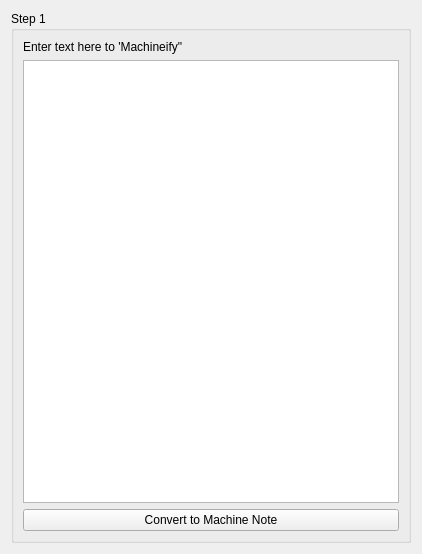
First picture: the form in ui/gui.ui, repository JohnCiubuc/MAENI-note-to-docx, before the edit.
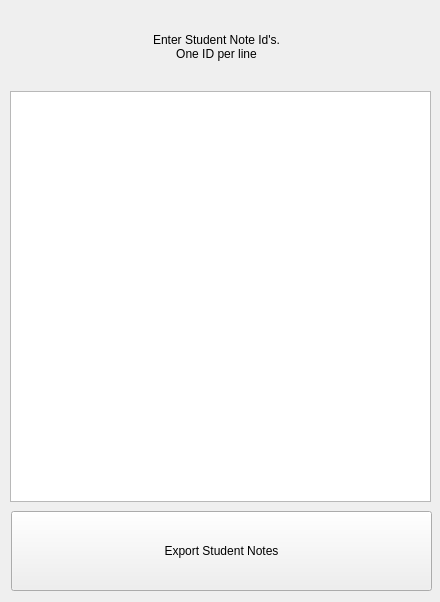
Second picture: the form after the edit.

Patch:
```diff
--- a/ui/gui.ui
+++ b/ui/gui.ui
@@ -6,41 +6,59 @@
    <rect>
     <x>0</x>
     <y>0</y>
-    <width>422</width>
-    <height>554</height>
+    <width>440</width>
+    <height>602</height>
    </rect>
   </property>
   <property name="windowTitle">
    <string>Form</string>
   </property>
-  <layout class="QGridLayout" name="gridLayout">
-   <item row="0" column="0">
-    <widget class="QGroupBox" name="groupBox">
-     <property name="title">
-      <string>Step 1</string>
-     </property>
-     <layout class="QGridLayout" name="gridLayout_2">
-      <item row="1" column="0">
-       <widget class="QPlainTextEdit" name="plainTextEdit"/>
-      </item>
-      <item row="0" column="0">
        <widget class="QLabel" name="label">
+   <property name="geometry">
+    <rect>
+     <x>11</x>
+     <y>11</y>
+     <width>411</width>
+     <height>71</height>
+    </rect>
+   </property>
         <property name="text">
-         <string>Enter text here to 'Machineify&quot;</string>
-        </property>
-       </widget>
-      </item>
-      <item row="2" column="0">
+    <string>Enter Student Note Id's.
+One ID per line</string>
+   </property>
+   <property name="alignment">
+    <set>Qt::AlignCenter</set>
+   </property>
+  </widget>
+  <widget class="QPlainTextEdit" name="plainTextEdit">
+   <property name="geometry">
+    <rect>
+     <x>10</x>
+     <y>91</y>
+     <width>421</width>
+     <height>411</height>
+    </rect>
+   </property>
+  </widget>
        <widget class="QPushButton" name="pushButton">
+   <property name="geometry">
+    <rect>
+     <x>11</x>
+     <y>511</y>
+     <width>421</width>
+     <height>80</height>
+    </rect>
+   </property>
+   <property name="minimumSize">
+    <size>
+     <width>0</width>
+     <height>80</height>
+    </size>
+   </property>
         <property name="text">
-         <string>Convert to Machine Note</string>
-        </property>
-       </widget>
-      </item>
-     </layout>
-    </widget>
-   </item>
-  </layout>
+    <string>Export Student Notes</string>
+   </property>
+  </widget>
  </widget>
  <resources/>
  <connections/>
```
Lines whose indentation alone changed are shown as unchanged.
